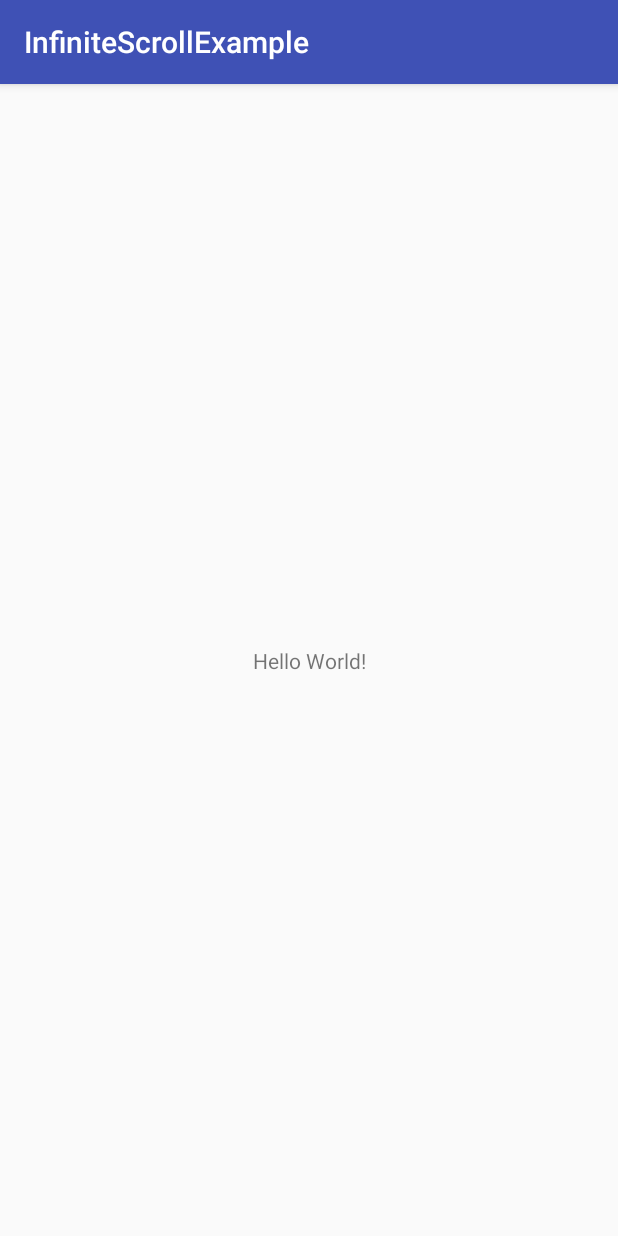
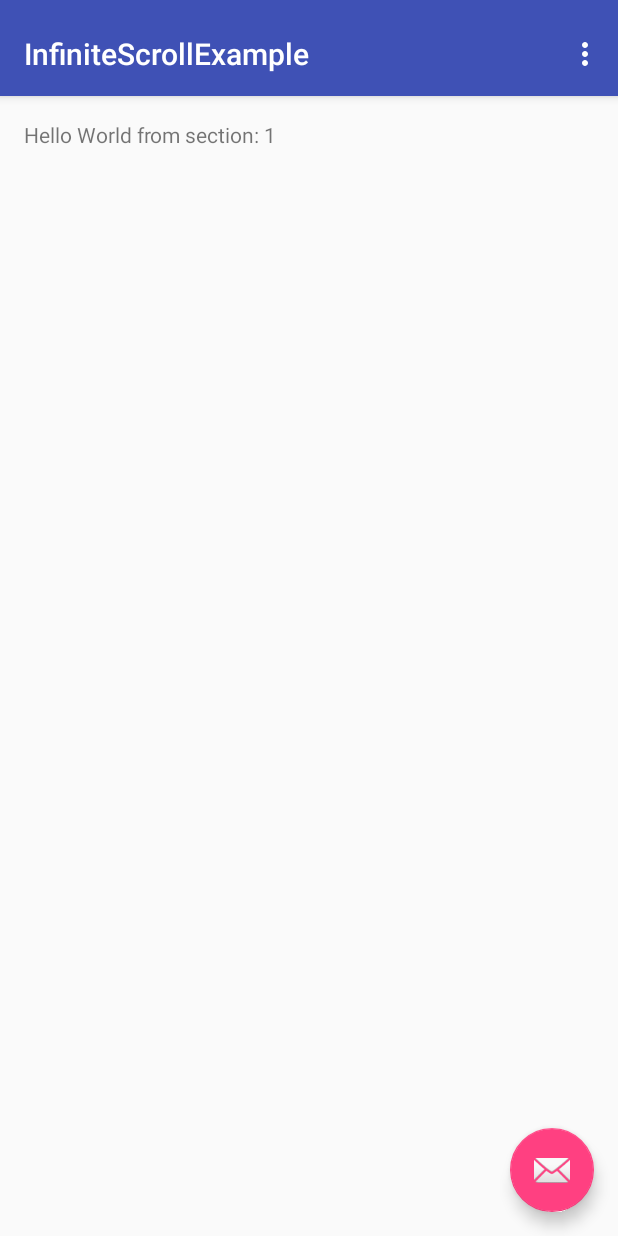
Before and after one commit to jesustrejo10/infinite-scroll-example, an Android app: the screen it shows after launch (MainActivity before the commit, TabActivity after it), on a phone screen of 412 x 824 dp. Run offline under Robolectric (Android 15) with nearby library versions, the phone set to English and light mode, and no system bars.

Commit message:
Implementing view pager.

```diff
--- a/app/build.gradle
+++ b/app/build.gradle
@@ -24,9 +24,10 @@ android {
 
 dependencies {
     implementation fileTree(dir: 'libs', include: ['*.jar'])
-    implementation"org.jetbrains.kotlin:kotlin-stdlib-jre7:$kotlin_version"
+    implementation "org.jetbrains.kotlin:kotlin-stdlib-jre7:$kotlin_version"
     implementation 'com.android.support:appcompat-v7:28.0.0'
     implementation 'com.android.support.constraint:constraint-layout:1.1.3'
+    implementation 'com.android.support:design:28.+'
     testImplementation 'junit:junit:4.12'
     androidTestImplementation 'com.android.support.test:runner:1.0.2'
     androidTestImplementation 'com.android.support.test.espresso:espresso-core:3.0.2'
--- a/app/src/main/AndroidManifest.xml
+++ b/app/src/main/AndroidManifest.xml
@@ -9,7 +9,11 @@
         android:roundIcon="@mipmap/ic_launcher_round"
         android:supportsRtl="true"
         android:theme="@style/AppTheme">
-        <activity android:name=".MainActivity">
+        <activity android:name=".MainActivity"/>
+        <activity
+            android:name=".TabActivity"
+            android:label="@string/title_activity_tab"
+            android:theme="@style/AppTheme.NoActionBar">
             <intent-filter>
                 <action android:name="android.intent.action.MAIN" />
 
--- /dev/null
+++ b/app/src/main/java/com/jesustrejo10/infinitescrollexample/MainPresenter.kt
@@ -0,0 +1,8 @@
+package com.jesustrejo10.infinitescrollexample
+
+/**
+ * @author Jesus Trejo on 4/19/19.
+ */
+class MainPresenter(){
+
+}
--- /dev/null
+++ b/app/src/main/java/com/jesustrejo10/infinitescrollexample/TabActivity.kt
@@ -0,0 +1,122 @@
+package com.jesustrejo10.infinitescrollexample
+
+import android.support.design.widget.Snackbar
+import android.support.v7.app.AppCompatActivity
+
+import android.support.v4.app.Fragment
+import android.support.v4.app.FragmentManager
+import android.support.v4.app.FragmentPagerAdapter
+import android.support.v4.view.ViewPager
+import android.os.Bundle
+import android.view.LayoutInflater
+import android.view.Menu
+import android.view.MenuItem
+import android.view.View
+import android.view.ViewGroup
+
+import kotlinx.android.synthetic.main.activity_tab.*
+import kotlinx.android.synthetic.main.fragment_tab.view.*
+
+class TabActivity : AppCompatActivity() {
+
+	/**
+	 * The [android.support.v4.view.PagerAdapter] that will provide
+	 * fragments for each of the sections. We use a
+	 * {@link FragmentPagerAdapter} derivative, which will keep every
+	 * loaded fragment in memory. If this becomes too memory intensive, it
+	 * may be best to switch to a
+	 * [android.support.v4.app.FragmentStatePagerAdapter].
+	 */
+	private var mSectionsPagerAdapter: SectionsPagerAdapter? = null
+
+	override fun onCreate(savedInstanceState: Bundle?) {
+		super.onCreate(savedInstanceState)
+		setContentView(R.layout.activity_tab)
+
+		setSupportActionBar(toolbar)
+		// Create the adapter that will return a fragment for each of the three
+		// primary sections of the activity.
+		mSectionsPagerAdapter = SectionsPagerAdapter(supportFragmentManager)
+
+		// Set up the ViewPager with the sections adapter.
+		container.adapter = mSectionsPagerAdapter
+
+		fab.setOnClickListener { view ->
+			Snackbar.make(view, "Replace with your own action", Snackbar.LENGTH_LONG)
+				.setAction("Action", null).show()
+		}
+
+	}
+
+
+	override fun onCreateOptionsMenu(menu: Menu): Boolean {
+		// Inflate the menu; this adds items to the action bar if it is present.
+		menuInflater.inflate(R.menu.menu_tab, menu)
+		return true
+	}
+
+	override fun onOptionsItemSelected(item: MenuItem): Boolean {
+		// Handle action bar item clicks here. The action bar will
+		// automatically handle clicks on the Home/Up button, so long
+		// as you specify a parent activity in AndroidManifest.xml.
+		val id = item.itemId
+
+		if (id == R.id.action_settings) {
+			return true
+		}
+
+		return super.onOptionsItemSelected(item)
+	}
+
+
+	/**
+	 * A [FragmentPagerAdapter] that returns a fragment corresponding to
+	 * one of the sections/tabs/pages.
+	 */
+	inner class SectionsPagerAdapter(fm: FragmentManager) : FragmentPagerAdapter(fm) {
+
+		override fun getItem(position: Int): Fragment {
+			// getItem is called to instantiate the fragment for the given page.
+			// Return a PlaceholderFragment (defined as a static inner class below).
+			return PlaceholderFragment.newInstance(position + 1)
+		}
+
+		override fun getCount(): Int {
+			// Show 3 total pages.
+			return 3
+		}
+	}
+
+	/**
+	 * A placeholder fragment containing a simple view.
+	 */
+	class PlaceholderFragment : Fragment() {
+
+		override fun onCreateView(inflater: LayoutInflater, container: ViewGroup?,
+		                          savedInstanceState: Bundle?): View? {
+			val rootView = inflater.inflate(R.layout.fragment_tab, container, false)
+			rootView.section_label.text = getString(R.string.section_format, arguments!!.getInt(ARG_SECTION_NUMBER))
+			return rootView
+		}
+
+		companion object {
+			/**
+			 * The fragment argument representing the section number for this
+			 * fragment.
+			 */
+			private val ARG_SECTION_NUMBER = "section_number"
+
+			/**
+			 * Returns a new instance of this fragment for the given section
+			 * number.
+			 */
+			fun newInstance(sectionNumber: Int): PlaceholderFragment {
+				val fragment = PlaceholderFragment()
+				val args = Bundle()
+				args.putInt(ARG_SECTION_NUMBER, sectionNumber)
+				fragment.arguments = args
+				return fragment
+			}
+		}
+	}
+}
--- /dev/null
+++ b/app/src/main/res/layout/activity_tab.xml
@@ -0,0 +1,46 @@
+<?xml version="1.0" encoding="utf-8"?>
+<android.support.design.widget.CoordinatorLayout xmlns:android="http://schemas.android.com/apk/res/android"
+    xmlns:app="http://schemas.android.com/apk/res-auto"
+    xmlns:tools="http://schemas.android.com/tools"
+    android:id="@+id/main_content"
+    android:layout_width="match_parent"
+    android:layout_height="match_parent"
+    android:fitsSystemWindows="true"
+    tools:context="com.jesustrejo10.infinitescrollexample.TabActivity">
+
+    <android.support.design.widget.AppBarLayout
+        android:id="@+id/appbar"
+        android:layout_width="match_parent"
+        android:layout_height="wrap_content"
+        android:paddingTop="@dimen/appbar_padding_top"
+        android:theme="@style/AppTheme.AppBarOverlay">
+
+        <android.support.v7.widget.Toolbar
+            android:id="@+id/toolbar"
+            android:layout_width="match_parent"
+            android:layout_height="?attr/actionBarSize"
+            android:layout_weight="1"
+            android:background="?attr/colorPrimary"
+            app:layout_scrollFlags="scroll|enterAlways"
+            app:popupTheme="@style/AppTheme.PopupOverlay"
+            app:title="@string/app_name">
+
+        </android.support.v7.widget.Toolbar>
+
+    </android.support.design.widget.AppBarLayout>
+
+    <android.support.v4.view.ViewPager
+        android:id="@+id/container"
+        android:layout_width="match_parent"
+        android:layout_height="match_parent"
+        app:layout_behavior="@string/appbar_scrolling_view_behavior" />
+
+    <android.support.design.widget.FloatingActionButton
+        android:id="@+id/fab"
+        android:layout_width="wrap_content"
+        android:layout_height="wrap_content"
+        android:layout_gravity="end|bottom"
+        android:layout_margin="@dimen/fab_margin"
+        app:srcCompat="@android:drawable/ic_dialog_email" />
+
+</android.support.design.widget.CoordinatorLayout>
--- /dev/null
+++ b/app/src/main/res/layout/fragment_tab.xml
@@ -0,0 +1,22 @@
+<android.support.constraint.ConstraintLayout xmlns:android="http://schemas.android.com/apk/res/android"
+    xmlns:app="http://schemas.android.com/apk/res-auto"
+    xmlns:tools="http://schemas.android.com/tools"
+    android:id="@+id/constraintLayout"
+    android:layout_width="match_parent"
+    android:layout_height="match_parent"
+    tools:context="com.jesustrejo10.infinitescrollexample.TabActivity$PlaceholderFragment">
+
+    <TextView
+        android:id="@+id/section_label"
+        android:layout_width="wrap_content"
+        android:layout_height="wrap_content"
+        android:layout_marginBottom="@dimen/activity_vertical_margin"
+        android:layout_marginEnd="@dimen/activity_horizontal_margin"
+        android:layout_marginStart="@dimen/activity_horizontal_margin"
+        android:layout_marginTop="@dimen/activity_vertical_margin"
+        app:layout_constraintLeft_toLeftOf="parent"
+        app:layout_constraintTop_toTopOf="@+id/constraintLayout"
+        tools:layout_constraintLeft_creator="1"
+        tools:layout_constraintTop_creator="1" />
+
+</android.support.constraint.ConstraintLayout>
--- /dev/null
+++ b/app/src/main/res/menu/menu_tab.xml
@@ -0,0 +1,10 @@
+<menu xmlns:android="http://schemas.android.com/apk/res/android"
+    xmlns:app="http://schemas.android.com/apk/res-auto"
+    xmlns:tools="http://schemas.android.com/tools"
+    tools:context="com.jesustrejo10.infinitescrollexample.TabActivity">
+    <item
+        android:id="@+id/action_settings"
+        android:orderInCategory="100"
+        android:title="@string/action_settings"
+        app:showAsAction="never" />
+</menu>
--- /dev/null
+++ b/app/src/main/res/values-w820dp/dimens.xml
@@ -0,0 +1,6 @@
+<resources>
+    <!-- Example customization of dimensions originally defined in res/values/dimens.xml
+         (such as screen margins) for screens with more than 820dp of available width. This
+         would include 7" and 10" devices in landscape (~960dp and ~1280dp respectively). -->
+    <dimen name="activity_horizontal_margin">64dp</dimen>
+</resources>
--- /dev/null
+++ b/app/src/main/res/values/dimens.xml
@@ -0,0 +1,7 @@
+<resources>
+    <!-- Default screen margins, per the Android Design guidelines. -->
+    <dimen name="activity_horizontal_margin">16dp</dimen>
+    <dimen name="activity_vertical_margin">16dp</dimen>
+    <dimen name="fab_margin">16dp</dimen>
+    <dimen name="appbar_padding_top">8dp</dimen>
+</resources>
--- a/app/src/main/res/values/strings.xml
+++ b/app/src/main/res/values/strings.xml
@@ -1,3 +1,6 @@
 <resources>
     <string name="app_name">InfiniteScrollExample</string>
+    <string name="title_activity_tab">TabActivity</string>
+    <string name="action_settings">Settings</string>
+    <string name="section_format">Hello World from section: %1$d</string>
 </resources>
--- a/app/src/main/res/values/styles.xml
+++ b/app/src/main/res/values/styles.xml
@@ -8,4 +8,13 @@
         <item name="colorAccent">@color/colorAccent</item>
     </style>
 
+    <style name="AppTheme.NoActionBar">
+        <item name="windowActionBar">false</item>
+        <item name="windowNoTitle">true</item>
+    </style>
+
+    <style name="AppTheme.AppBarOverlay" parent="ThemeOverlay.AppCompat.Dark.ActionBar" />
+
+    <style name="AppTheme.PopupOverlay" parent="ThemeOverlay.AppCompat.Light" />
+
 </resources>
```
